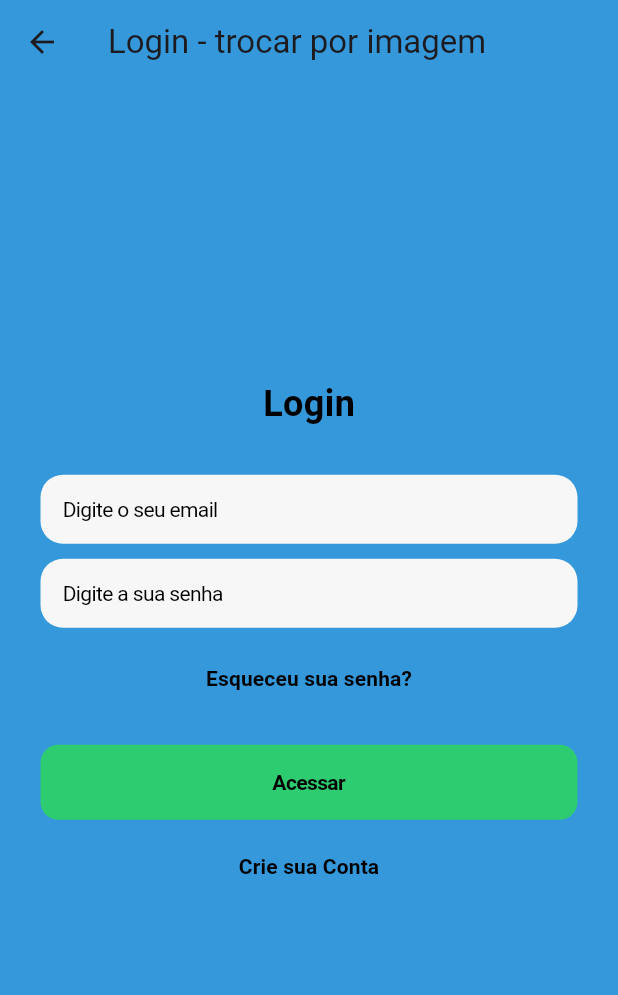
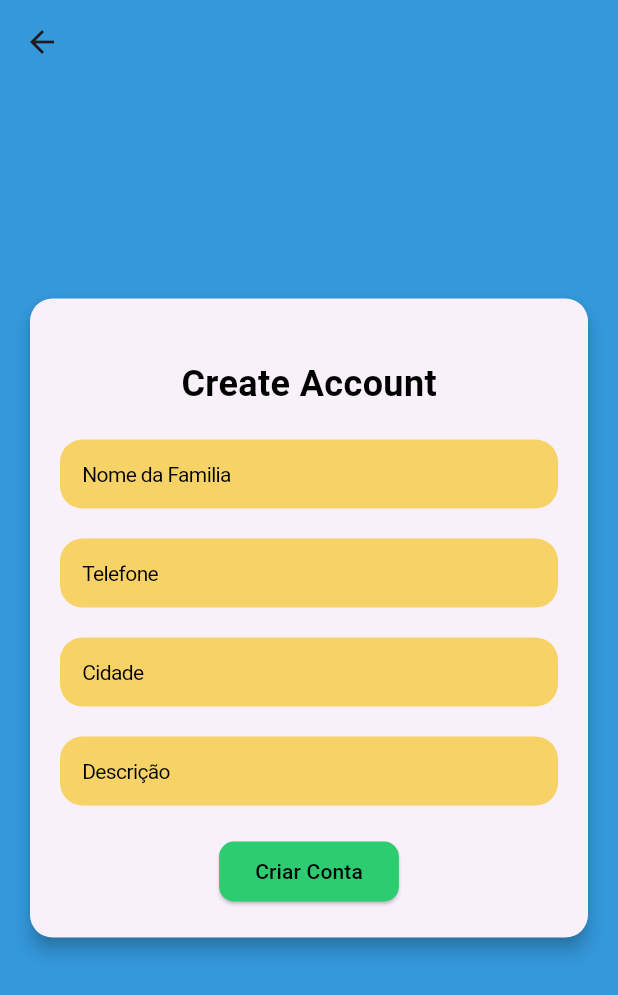
Before and after one commit to IsouRick/AnimalDonation, a Flutter app: the LoginPage screen opened directly, after a tap on "Crie sua Conta", on a phone screen of 412 x 824 dp. Shown: the top 995 px of the screen. Run offline on Flutter 3.47's test engine with Material 3 defaults, Android fonts, the light colour scheme and no system bars.

Commit message:
rotas feitas

```diff
--- a/lib/create_acount.dart
+++ b/lib/create_account.dart
@@ -1,14 +1,14 @@
 import 'package:flutter/cupertino.dart';
 import 'package:flutter/material.dart';
 
-class CreateAccountPage extends StatefulWidget {
-  const CreateAccountPage({super.key});
+class CreateAccount extends StatefulWidget {
+  const CreateAccount({super.key});
 
   @override
-  _CreateAccountPageState createState() => _CreateAccountPageState();
+  _CreateAccountState createState() => _CreateAccountState();
 }
 
-class _CreateAccountPageState extends State<CreateAccountPage>
+class _CreateAccountState extends State<CreateAccount>
     with SingleTickerProviderStateMixin {
   late AnimationController _controller;
   late Animation<Offset> _slideAnimation;
@@ -105,18 +105,86 @@ class _CreateAccountPageState extends State<CreateAccountPage>
                         ),
                       ),
                     ),
+                                        const SizedBox(height: 20),
+                    AnimatedOpacity(
+                      opacity: _isVisible ? 1.0 : 0.0,
+                      duration: const Duration(milliseconds: 500),
+                      child: CupertinoTextField(
+                        padding: const EdgeInsets.all(15),
+                        placeholder: "Telefone",
+                        placeholderStyle: const TextStyle(
+                          color: Colors.black,
+                          fontSize: 14,
+                        ),
+                        style: const TextStyle(
+                          color: Colors.black,
+                          fontSize: 14,
+                        ),
+                        decoration: const BoxDecoration(
+                          color: Color.fromARGB(255, 246, 210, 103),
+                          borderRadius: BorderRadius.all(Radius.circular(15)),
+                        ),
+                      ),
+                    ),
+                    const SizedBox(height: 20),
+                    AnimatedOpacity(
+                      opacity: _isVisible ? 1.0 : 0.0,
+                      duration: const Duration(milliseconds: 500),
+                      child: CupertinoTextField(
+                        padding: const EdgeInsets.all(15),
+                        placeholder: "Cidade",
+                        placeholderStyle: const TextStyle(
+                          color: Colors.black,
+                          fontSize: 14,
+                        ),
+                        style: const TextStyle(
+                          color: Colors.black,
+                          fontSize: 14,
+                        ),
+                        decoration: const BoxDecoration(
+                          color: Color.fromARGB(255, 246, 210, 103),
+                          borderRadius: BorderRadius.all(Radius.circular(15)),
+                        ),
+                      ),
+                    ),
+                    const SizedBox(height: 20),
+                    AnimatedOpacity(
+                      opacity: _isVisible ? 1.0 : 0.0,
+                      duration: const Duration(milliseconds: 500),
+                      child: CupertinoTextField(
+                        padding: const EdgeInsets.all(15),
+                        placeholder: "Descrição",
+                        placeholderStyle: const TextStyle(
+                          color: Colors.black,
+                          fontSize: 14,
+                        ),
+                        style: const TextStyle(
+                          color: Colors.black,
+                          fontSize: 14,
+                        ),
+                        decoration: const BoxDecoration(
+                          color: Color.fromARGB(255, 246, 210, 103),
+                          borderRadius: BorderRadius.all(Radius.circular(15)),
+                        ),
+                      ),
+                    ),
 
                     const SizedBox(height: 20),
                     ElevatedButton(
-                      onPressed: () {
+                      onPressed: (
+                      ) {
                       },
                       style: ElevatedButton.styleFrom(
                         backgroundColor: const Color(0xFF2ECC71),
                         shape: RoundedRectangleBorder(
                           borderRadius: BorderRadius.circular(10),
+
                         ),
                       ),
-                      child: const Text("Criar Conta"),
+                      child: const Text(
+                        "Criar Conta",
+                        style: TextStyle(
+                          color: Colors.black, ),),
                     ),
                   ],
                 ),
--- a/lib/login_page.dart
+++ b/lib/login_page.dart
@@ -1,6 +1,7 @@
 import 'package:flutter/cupertino.dart';
 import 'package:flutter/material.dart';
-import 'create_acount.dart';
+import 'create_account.dart';
+import 'home.dart';
 
 class LoginPage extends StatefulWidget {
   const LoginPage({super.key});
@@ -138,7 +139,12 @@ class _LoginPageState extends State<LoginPage> with SingleTickerProviderStateMix
                         fontWeight: FontWeight.w600,
                       ),
                     ),
-                    onPressed: () {},
+                    onPressed: () {
+                      Navigator.push(
+                        context,
+                        MaterialPageRoute(builder: (context) => HomePage()),
+                      );
+                        },
                   ),
                 ),
               ),
@@ -151,6 +157,10 @@ class _LoginPageState extends State<LoginPage> with SingleTickerProviderStateMix
                   alignment: Alignment.center,
                   child: TextButton(
                     onPressed: () {
+                        Navigator.push(
+                        context,
+                        MaterialPageRoute(builder: (context) => CreateAccount()),
+                        );
                     },
                     child: const Text(
                       "Crie sua Conta",
--- a/lib/main.dart
+++ b/lib/main.dart
@@ -1,6 +1,6 @@
 import 'package:flutter/material.dart';
-import 'create_acount.dart';
-// import 'login_page.dart';
+import 'create_account.dart';
+import 'login_page.dart';
 
 void main() {
   runApp(const MyApp());
@@ -18,7 +18,7 @@ class MyApp extends StatelessWidget {
         colorScheme: ColorScheme.fromSeed(seedColor: Colors.deepPurple),
         useMaterial3: true,
       ),
-      home: const CreateAccountPage(),
+      home: const LoginPage()
     );
   }
 }
```
Also changed, not shown: lib/home.dart (added, +139 -0 lines).
